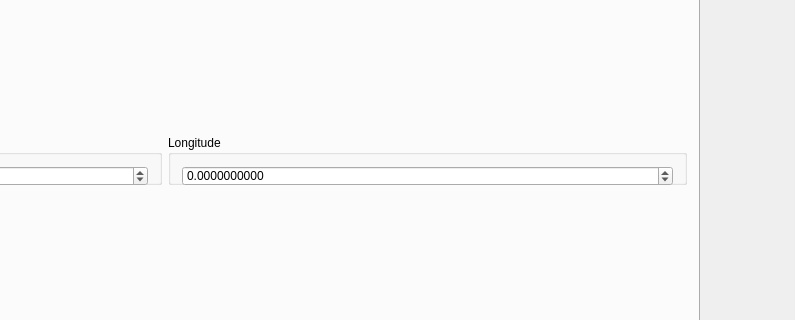
Before: the Qt Designer form mainwindow.ui in Morgan243/Dynamic-Image-Viewer, drawn with Qt 5; both pictures show x 465 to 1260 and y 225 to 545 of the 1260 by 749 pixel window.
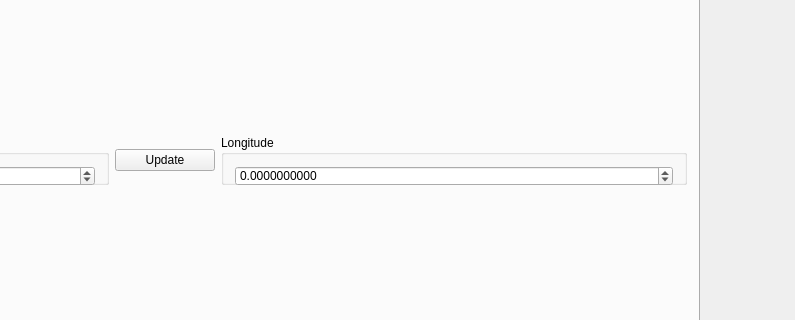
After: the same form once the commit is applied. The open tabs and pages were chosen to show the change. Icons and pictures are not drawn.

Commit message:
Update button to map view; changed default map location
Use update button to make lat/lon spin boxes match the maps center
point.

Patch:
```diff
--- a/mainwindow.ui
+++ b/mainwindow.ui
@@ -335,7 +335,7 @@
               </layout>
              </widget>
             </item>
-            <item row="0" column="1">
+            <item row="0" column="2">
              <widget class="QGroupBox" name="groupBox_LON">
               <property name="maximumSize">
                <size>
@@ -372,6 +372,19 @@
               </layout>
              </widget>
             </item>
+            <item row="0" column="1">
+             <widget class="QPushButton" name="pushButton_updateGPS">
+              <property name="maximumSize">
+               <size>
+                <width>100</width>
+                <height>16777215</height>
+               </size>
+              </property>
+              <property name="text">
+               <string>Update</string>
+              </property>
+             </widget>
+            </item>
            </layout>
           </item>
          </layout>
```
Left out of the diff: 2 changed lines with no effect on the pictures. The commit also changes 3 other files.
